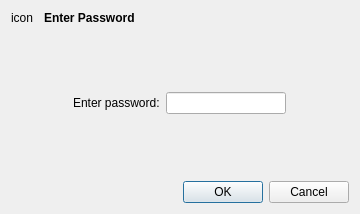
Qt form src/passworddialog.ui (KDE/knipptasch) before a commit.
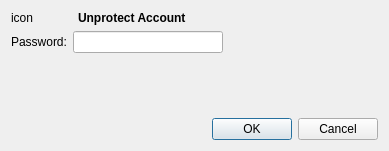
The same form after that commit. Custom widgets are drawn as their Qt base class.

Commit message: add class MoneyDelegate and some minor fixes.

```diff
--- a/src/passworddialog.ui
+++ b/src/passworddialog.ui
@@ -7,8 +7,8 @@
    <rect>
     <x>0</x>
     <y>0</y>
-    <width>360</width>
-    <height>214</height>
+    <width>389</width>
+    <height>151</height>
    </rect>
   </property>
   <property name="sizePolicy">
@@ -18,16 +18,14 @@
    </sizepolicy>
   </property>
   <layout class="QGridLayout" name="gridLayout">
-   <item row="0" column="0" colspan="4">
-    <layout class="QHBoxLayout" name="horizontalLayout_3">
-     <item>
+   <item row="0" column="0">
       <widget class="QLabel" name="iconLabel">
        <property name="text">
         <string>icon</string>
        </property>
       </widget>
      </item>
-     <item>
+   <item row="0" column="2" colspan="2">
       <widget class="QLabel" name="label_9">
        <property name="sizePolicy">
         <sizepolicy hsizetype="Expanding" vsizetype="Preferred">
@@ -42,7 +40,7 @@
         </font>
        </property>
        <property name="text">
-        <string>Enter Password</string>
+      <string>Unprotect Account</string>
        </property>
        <property name="margin">
         <number>3</number>
@@ -52,32 +50,17 @@
        </property>
       </widget>
      </item>
-    </layout>
-   </item>
-   <item row="1" column="1" colspan="2">
-    <spacer name="verticalSpacer">
-     <property name="orientation">
-      <enum>Qt::Vertical</enum>
-     </property>
-     <property name="sizeHint" stdset="0">
-      <size>
-       <width>121</width>
-       <height>54</height>
-      </size>
-     </property>
-    </spacer>
-   </item>
-   <item row="2" column="1">
+   <item row="1" column="0" colspan="2">
     <widget class="QLabel" name="label_2">
      <property name="text">
-      <string>Enter password:</string>
+      <string>Password:</string>
      </property>
      <property name="buddy">
       <cstring>password</cstring>
      </property>
     </widget>
    </item>
-   <item row="2" column="2">
+   <item row="1" column="2">
     <widget class="KLineEdit" name="password">
      <property name="minimumSize">
       <size>
@@ -90,7 +73,7 @@
      </property>
     </widget>
    </item>
-   <item row="2" column="3">
+   <item row="1" column="3">
     <spacer name="horizontalSpacer">
      <property name="orientation">
       <enum>Qt::Horizontal</enum>
@@ -103,39 +86,26 @@
      </property>
     </spacer>
    </item>
-   <item row="3" column="1" colspan="2">
+   <item row="2" column="0" colspan="4">
     <spacer name="verticalSpacer_2">
      <property name="orientation">
       <enum>Qt::Vertical</enum>
      </property>
      <property name="sizeHint" stdset="0">
       <size>
-       <width>121</width>
-       <height>54</height>
+       <width>118</width>
+       <height>51</height>
       </size>
      </property>
     </spacer>
    </item>
-   <item row="4" column="0" colspan="4">
+   <item row="3" column="0" colspan="4">
     <widget class="QDialogButtonBox" name="buttonBox">
      <property name="standardButtons">
       <set>QDialogButtonBox::Cancel|QDialogButtonBox::Ok</set>
      </property>
     </widget>
    </item>
-   <item row="2" column="0">
-    <spacer name="horizontalSpacer_2">
-     <property name="orientation">
-      <enum>Qt::Horizontal</enum>
-     </property>
-     <property name="sizeHint" stdset="0">
-      <size>
-       <width>120</width>
-       <height>20</height>
-      </size>
-     </property>
-    </spacer>
-   </item>
   </layout>
  </widget>
  <customwidgets>
```
Lines whose indentation alone changed are shown as unchanged. The commit also changes 8 other files.
